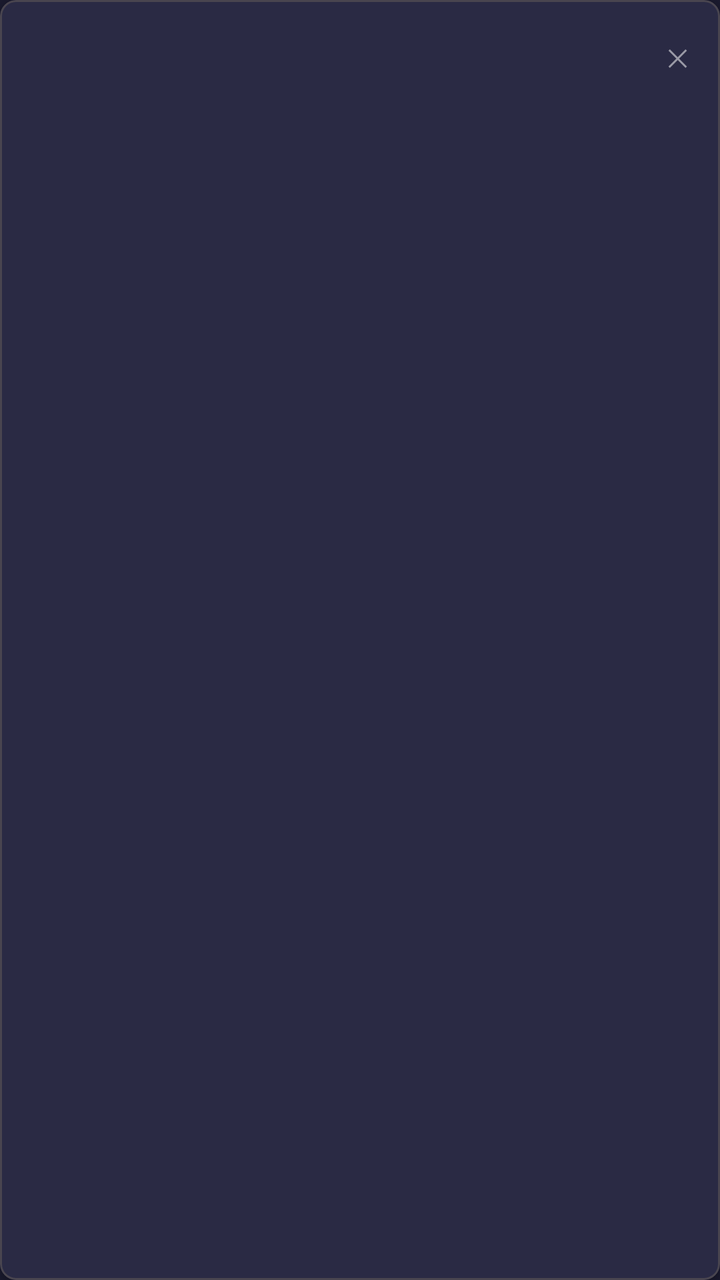
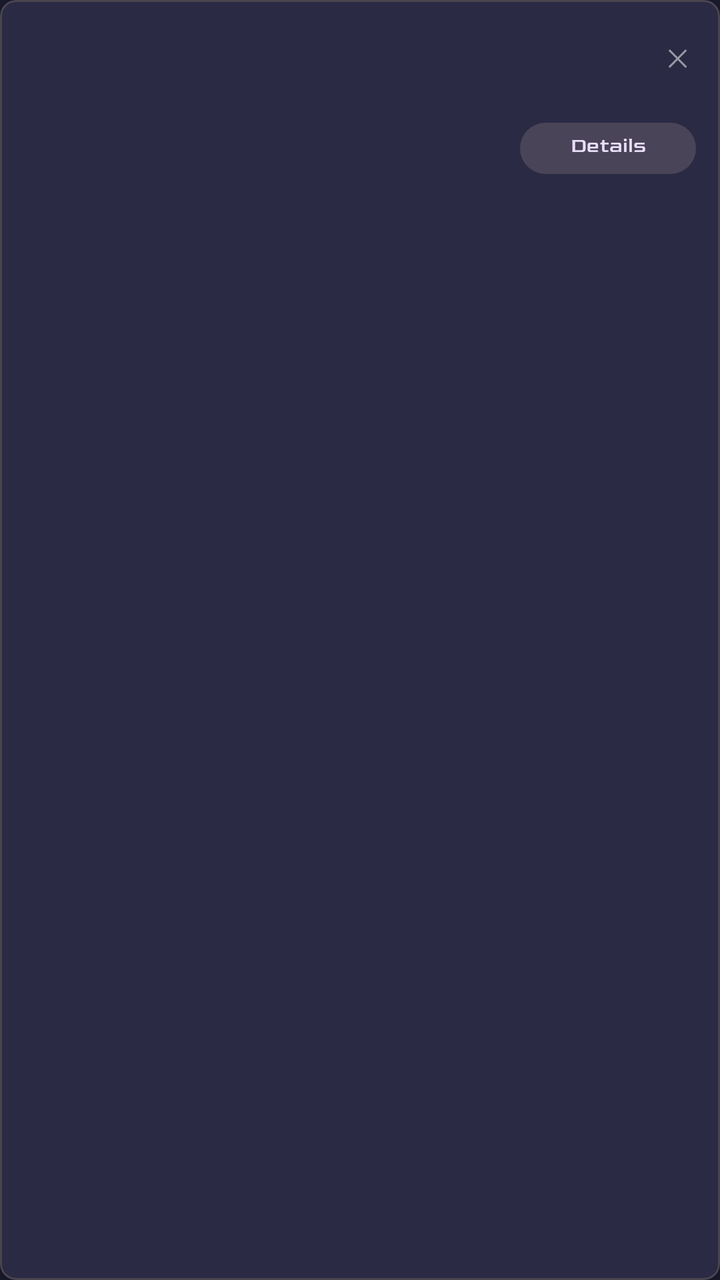

Two renders of the same Android screen: before a commit and after it. Below are the layout's source before the change and the commit's diff.
<!-- AndroidManifest.xml: application theme Theme.TableTennisScore -->
<!-- res/layout/item_match_result.xml -->
<?xml version="1.0" encoding="utf-8"?>
<com.google.android.material.card.MaterialCardView
    xmlns:android="http://schemas.android.com/apk/res/android"
    xmlns:app="http://schemas.android.com/apk/res-auto"
    android:layout_width="match_parent"
    android:layout_height="wrap_content"
    android:layout_marginBottom="14dp"
    app:cardBackgroundColor="#2A2A44"
    app:cardCornerRadius="8dp"
    app:cardElevation="2dp">

    <LinearLayout
        android:layout_width="match_parent"
        android:layout_height="wrap_content"
        android:orientation="vertical"
        android:padding="12dp">

        
        <LinearLayout
            android:layout_width="match_parent"
            android:layout_height="wrap_content"
            android:orientation="horizontal"
            android:gravity="center_vertical">

            <TextView
                android:id="@+id/tvItemDate"
                android:layout_width="0dp"
                android:layout_height="wrap_content"
                android:layout_weight="1"
                android:alpha="0.6"
                android:textColor="@color/score_text"
                android:textSize="11sp" />

            <com.google.android.material.button.MaterialButton
                android:id="@+id/btnItemDelete"
                style="@style/Widget.Material3.Button.TextButton"
                android:layout_width="wrap_content"
                android:layout_height="wrap_content"
                android:minWidth="0dp"
                android:minHeight="0dp"
                android:padding="4dp"
                android:text="✕"
                android:textSize="12sp"
                android:textColor="#88FFFFFF" />

        </LinearLayout>

        <TextView
            android:id="@+id/tvItemTournament"
            android:layout_width="wrap_content"
            android:layout_height="wrap_content"
            android:layout_marginTop="2dp"
            android:alpha="0.95"
            android:textColor="@color/player_name"
            android:textSize="15sp"
            android:visibility="gone" />

        <LinearLayout
            android:id="@+id/layoutItemScoreGrid"
            android:layout_width="match_parent"
            android:layout_height="wrap_content"
            android:layout_marginTop="6dp"
            android:orientation="vertical" />

        
        <TextView
            android:id="@+id/tvItemDuration"
            android:layout_width="wrap_content"
            android:layout_height="wrap_content"
            android:layout_marginTop="2dp"
            android:alpha="0.5"
            android:textColor="@color/score_text"
            android:textSize="11sp" />

    </LinearLayout>

</com.google.android.material.card.MaterialCardView>
<!-- resources referenced by this layout -->
<resources>
  <color name="player_name">#E0E0E0</color>
  <color name="score_text">#FFFFFF</color>
  <style name="Theme.TableTennisScore" parent="Theme.Material3.Dark.NoActionBar">
          <item name="colorPrimary">@color/primary</item>
          <item name="colorPrimaryVariant">@color/primary_variant</item>
          <item name="android:windowBackground">@color/background</item>
          <item name="android:windowFullscreen">true</item>
          <item name="android:statusBarColor">@color/background</item>
          <item name="android:navigationBarColor">@color/background</item>
          <item name="android:fontFamily">@font/goldman</item>
          <item name="fontFamily">@font/goldman</item>
          <item name="android:textViewStyle">@style/Widget.TableTennisScore.TextView</item>
          <item name="android:buttonStyle">@style/Widget.TableTennisScore.Button</item>
          <item name="materialButtonStyle">@style/Widget.TableTennisScore.MaterialButton</item>
          <item name="android:editTextStyle">@style/Widget.TableTennisScore.EditText</item>
          <item name="android:radioButtonStyle">@style/Widget.TableTennisScore.RadioButton</item>
      </style>
  <color name="primary">#1565C0</color>
  <color name="primary_variant">#0D47A1</color>
  <color name="background">#1A1A2E</color>
  <style name="Widget.TableTennisScore.TextView" parent="@style/Widget.AppCompat.TextView">
          <item name="android:fontFamily">@font/goldman</item>
          <item name="fontFamily">@font/goldman</item>
      </style>
  <style name="Widget.TableTennisScore.Button" parent="@style/Widget.AppCompat.Button">
          <item name="android:fontFamily">@font/goldman</item>
          <item name="fontFamily">@font/goldman</item>
          <item name="android:textAllCaps">false</item>
          <item name="textAllCaps">false</item>
      </style>
  <style name="Widget.TableTennisScore.MaterialButton" parent="@style/Widget.Material3.Button">
          <item name="android:fontFamily">@font/goldman</item>
          <item name="fontFamily">@font/goldman</item>
          <item name="android:textAllCaps">false</item>
          <item name="textAllCaps">false</item>
      </style>
  <style name="Widget.TableTennisScore.EditText" parent="@style/Widget.AppCompat.EditText">
          <item name="android:fontFamily">@font/goldman</item>
          <item name="fontFamily">@font/goldman</item>
      </style>
  <style name="Widget.TableTennisScore.RadioButton" parent="@style/Widget.AppCompat.CompoundButton.RadioButton">
          <item name="android:fontFamily">@font/goldman</item>
          <item name="fontFamily">@font/goldman</item>
      </style>
</resources>

<!-- the commit's change to res/layout/item_match_result.xml (unified diff, before → after) -->
@@ -16,20 +16,32 @@
         android:padding="12dp">
 
         
-        <LinearLayout
+        <androidx.constraintlayout.widget.ConstraintLayout
             android:layout_width="match_parent"
-            android:layout_height="wrap_content"
-            android:orientation="horizontal"
-            android:gravity="center_vertical">
+            android:layout_height="wrap_content">
 
             <TextView
                 android:id="@+id/tvItemDate"
-                android:layout_width="0dp"
+                android:layout_width="wrap_content"
                 android:layout_height="wrap_content"
-                android:layout_weight="1"
                 android:alpha="0.6"
                 android:textColor="@color/score_text"
-                android:textSize="11sp" />
+                android:textSize="11sp"
+                app:layout_constraintBottom_toBottomOf="parent"
+                app:layout_constraintStart_toStartOf="parent"
+                app:layout_constraintTop_toTopOf="parent" />
+
+            <TextView
+                android:id="@+id/tvItemWinner"
+                android:layout_width="wrap_content"
+                android:layout_height="wrap_content"
+                android:textColor="@color/score_text"
+                android:textSize="15sp"
+                android:textStyle="bold"
+                app:layout_constraintBottom_toBottomOf="parent"
+                app:layout_constraintEnd_toEndOf="parent"
+                app:layout_constraintStart_toStartOf="parent"
+                app:layout_constraintTop_toTopOf="parent" />
 
             <com.google.android.material.button.MaterialButton
                 android:id="@+id/btnItemDelete"
@@ -40,10 +52,13 @@
                 android:minHeight="0dp"
                 android:padding="4dp"
                 android:text="✕"
+                android:textColor="#88FFFFFF"
                 android:textSize="12sp"
-                android:textColor="#88FFFFFF" />
+                app:layout_constraintBottom_toBottomOf="parent"
+                app:layout_constraintEnd_toEndOf="parent"
+                app:layout_constraintTop_toTopOf="parent" />
 
-        </LinearLayout>
+        </androidx.constraintlayout.widget.ConstraintLayout>
 
         <TextView
             android:id="@+id/tvItemTournament"
@@ -63,14 +78,34 @@
             android:orientation="vertical" />
 
         
-        <TextView
-            android:id="@+id/tvItemDuration"
-            android:layout_width="wrap_content"
+        <LinearLayout
+            android:layout_width="match_parent"
             android:layout_height="wrap_content"
             android:layout_marginTop="2dp"
-            android:alpha="0.5"
-            android:textColor="@color/score_text"
-            android:textSize="11sp" />
+            android:gravity="center_vertical"
+            android:orientation="horizontal">
+
+            <TextView
+                android:id="@+id/tvItemDuration"
+                android:layout_width="0dp"
+                android:layout_height="wrap_content"
+                android:layout_weight="1"
+                android:alpha="0.5"
+                android:textColor="@color/score_text"
+                android:textSize="11sp" />
+
+            <com.google.android.material.button.MaterialButton
+                android:id="@+id/btnItemDetails"
+                style="@style/Widget.Material3.Button.TonalButton"
+                android:layout_width="wrap_content"
+                android:layout_height="wrap_content"
+                android:minHeight="0dp"
+                android:paddingVertical="4dp"
+                android:paddingHorizontal="12dp"
+                android:text="@string/btn_history_details"
+                android:textSize="10sp" />
+
+        </LinearLayout>
 
     </LinearLayout>
 
<!-- resource entries referenced after the edit -->
@@ -2,6 +2,7 @@
 <resources>
   <color name="player_name">#E0E0E0</color>
   <color name="score_text">#FFFFFF</color>
+  <string name="btn_history_details">Details</string>
   <style name="Theme.TableTennisScore" parent="Theme.Material3.Dark.NoActionBar">
           <item name="colorPrimary">@color/primary</item>
           <item name="colorPrimaryVariant">@color/primary_variant</item>
